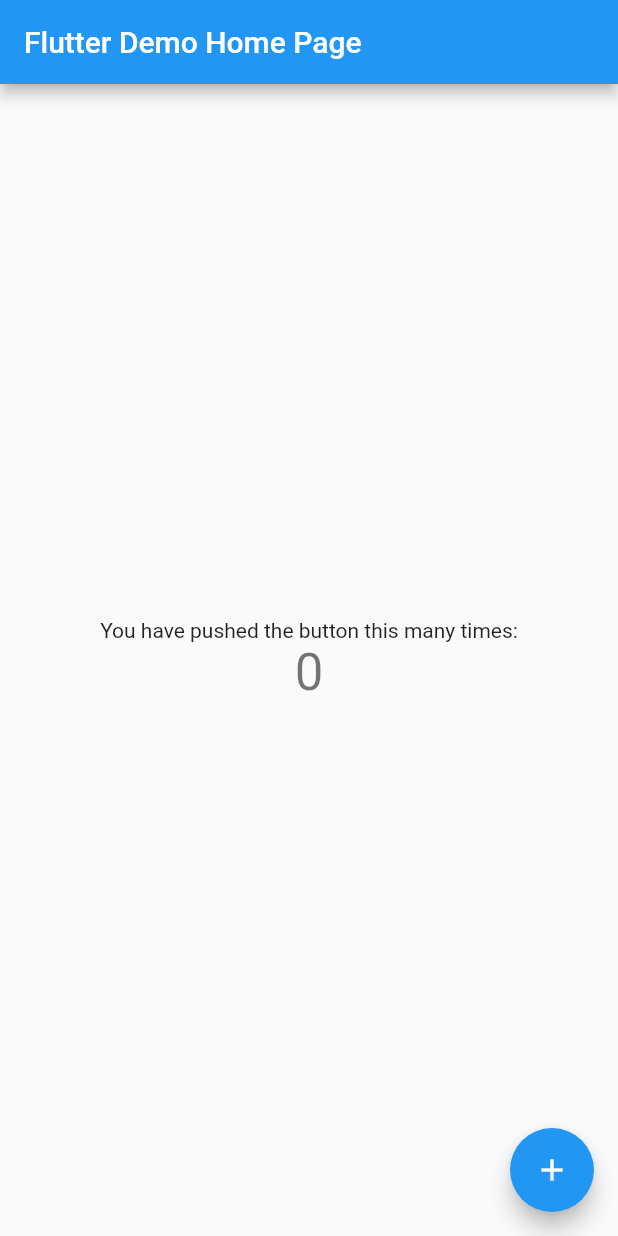
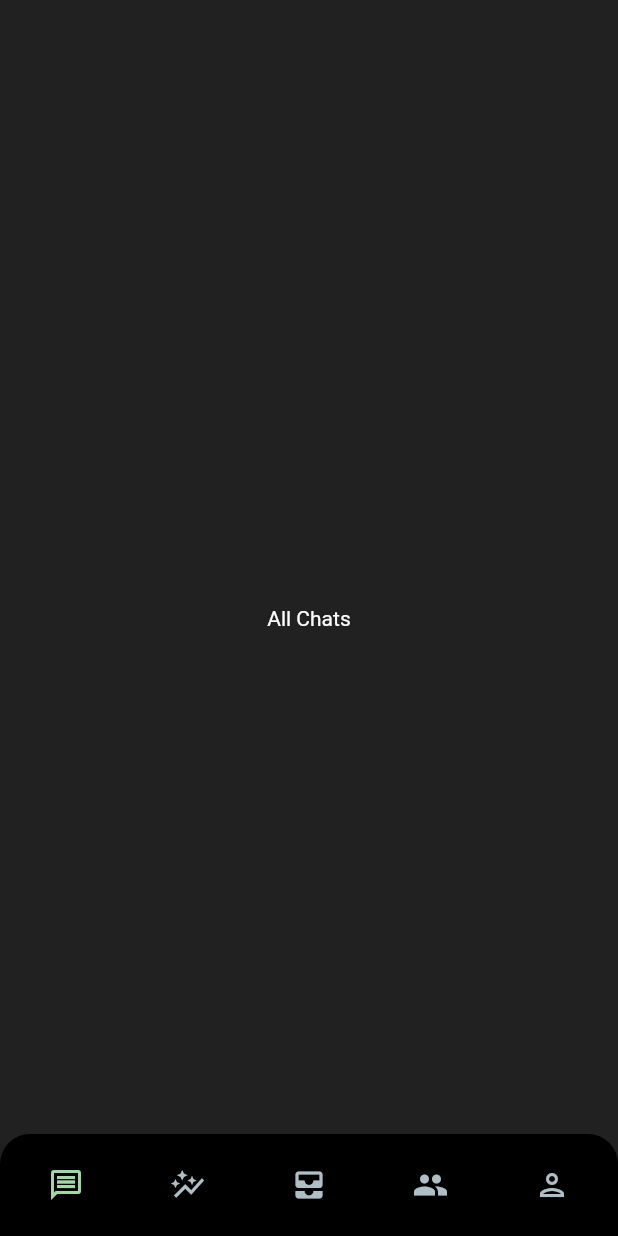
Before and after one commit to SilentCruzer/flutter_ui_collection, a Flutter app: the screen it shows after launch, on a phone screen of 412 x 824 dp. Run offline on Flutter 3.47's test engine with Material 2 defaults, Android fonts, the phone set to English and light mode, and no system bars; our stand-ins replace carousel_slider, date_picker_timeline, liquid_progress_indicator, percent_indicator, syncfusion_flutter_charts, syncfusion_flutter_gauges.

Commit message:
chat_ui: Adds custom bottom navbar

```diff
--- /dev/null
+++ b/chat_ui/lib/MainPages/AllChats.dart
@@ -0,0 +1,22 @@
+import 'package:flutter/cupertino.dart';
+import 'package:flutter/material.dart';
+
+class AllChats extends StatefulWidget {
+  const AllChats({Key? key}) : super(key: key);
+
+  @override
+  State<AllChats> createState() => _AllChatsState();
+}
+
+class _AllChatsState extends State<AllChats> {
+  @override
+  Widget build(BuildContext context) {
+    return Container(
+      child: Center(
+        child: Text("All Chats", style: TextStyle(
+          color: Colors.white,
+        ),),
+      ),
+    );
+  }
+}
--- a/chat_ui/lib/main.dart
+++ b/chat_ui/lib/main.dart
@@ -1,4 +1,6 @@
 import 'package:flutter/material.dart';
+
+import 'MainPages/AllChats.dart';
 
 void main() {
   runApp(const MyApp());
@@ -7,21 +9,12 @@
 class MyApp extends StatelessWidget {
   const MyApp({super.key});
 
-  // This widget is the root of your application.
   @override
   Widget build(BuildContext context) {
     return MaterialApp(
+      debugShowCheckedModeBanner: false,
       title: 'Flutter Demo',
       theme: ThemeData(
-        // This is the theme of your application.
-        //
-        // Try running your application with "flutter run". You'll see the
-        // application has a blue toolbar. Then, without quitting the app, try
-        // changing the primarySwatch below to Colors.green and then invoke
-        // "hot reload" (press "r" in the console where you ran "flutter run",
-        // or simply save your changes to "hot reload" in a Flutter IDE).
-        // Notice that the counter didn't reset back to zero; the application
-        // is not restarted.
         primarySwatch: Colors.blue,
       ),
       home: const MyHomePage(title: 'Flutter Demo Home Page'),
@@ -32,15 +25,6 @@
 class MyHomePage extends StatefulWidget {
   const MyHomePage({super.key, required this.title});
 
-  // This widget is the home page of your application. It is stateful, meaning
-  // that it has a State object (defined below) that contains fields that affect
-  // how it looks.
-
-  // This class is the configuration for the state. It holds the values (in this
-  // case the title) provided by the parent (in this case the App widget) and
-  // used by the build method of the State. Fields in a Widget subclass are
-  // always marked "final".
-
   final String title;
 
   @override
@@ -48,68 +32,100 @@
 }
 
 class _MyHomePageState extends State<MyHomePage> {
-  int _counter = 0;
+  int pageIndex = 0;
 
-  void _incrementCounter() {
-    setState(() {
-      // This call to setState tells the Flutter framework that something has
-      // changed in this State, which causes it to rerun the build method below
-      // so that the display can reflect the updated values. If we changed
-      // _counter without calling setState(), then the build method would not be
-      // called again, and so nothing would appear to happen.
-      _counter++;
-    });
-  }
+  final pages = [
+    const AllChats(),
+    const AllChats(),
+    const AllChats(),
+  ];
 
   @override
   Widget build(BuildContext context) {
-    // This method is rerun every time setState is called, for instance as done
-    // by the _incrementCounter method above.
-    //
-    // The Flutter framework has been optimized to make rerunning build methods
-    // fast, so that you can just rebuild anything that needs updating rather
-    // than having to individually change instances of widgets.
     return Scaffold(
-      appBar: AppBar(
-        // Here we take the value from the MyHomePage object that was created by
-        // the App.build method, and use it to set our appbar title.
-        title: Text(widget.title),
+      extendBody: true,
+      body: Container(
+        color: Colors.black87,
+        child: pages[pageIndex],
       ),
-      body: Center(
-        // Center is a layout widget. It takes a single child and positions it
-        // in the middle of the parent.
-        child: Column(
-          // Column is also a layout widget. It takes a list of children and
-          // arranges them vertically. By default, it sizes itself to fit its
-          // children horizontally, and tries to be as tall as its parent.
-          //
-          // Invoke "debug painting" (press "p" in the console, choose the
-          // "Toggle Debug Paint" action from the Flutter Inspector in Android
-          // Studio, or the "Toggle Debug Paint" command in Visual Studio Code)
-          // to see the wireframe for each widget.
-          //
-          // Column has various properties to control how it sizes itself and
-          // how it positions its children. Here we use mainAxisAlignment to
-          // center the children vertically; the main axis here is the vertical
-          // axis because Columns are vertical (the cross axis would be
-          // horizontal).
-          mainAxisAlignment: MainAxisAlignment.center,
-          children: <Widget>[
-            const Text(
-              'You have pushed the button this many times:',
+      bottomNavigationBar: ClipRRect(
+        borderRadius: BorderRadius.only(
+          topLeft: Radius.circular(20.0),
+          topRight: Radius.circular(20.0),
+        ),
+        child: BottomAppBar(
+          color: Colors.black,
+          //bottom navigation bar on scaffold
+          //shape of notch
+          notchMargin: 5,
+          //notche margin between floating button and bottom appbar
+          child: Padding(
+            padding: const EdgeInsets.only(top: 10, bottom: 10, left:20.0, right:20),
+            child: Row(
+              //children inside bottom appbar
+              mainAxisSize: MainAxisSize.max,
+              mainAxisAlignment: MainAxisAlignment.spaceBetween,
+              children: <Widget>[
+                IconButton(
+                  icon: Icon(
+                    Icons.message_outlined,
+                    color: pageIndex == 0  ? Colors.green.shade200 :Colors.blueGrey.shade200,
+                  ),
+                  onPressed: () {
+                    setState(() {
+                      pageIndex = 0;
+                    });
+                  },
+                ),
+                IconButton(
+                  icon: Icon(
+                    Icons.auto_graph_outlined,
+                    color: pageIndex == 1  ? Colors.green.shade200 :Colors.blueGrey.shade200,
+                  ),
+                  onPressed: () {
+                    setState(() {
+                      pageIndex = 1;
+                    });
+                  },
+                ),
+                IconButton(
+                  icon: Icon(
+                    Icons.all_inbox,
+                    color: pageIndex == 2  ? Colors.green.shade200 :Colors.blueGrey.shade200,
+                  ),
+                  onPressed: () {
+                    setState(() {
+                      pageIndex = 0;
+                    });
+                  },
+                ),
+                IconButton(
+                  icon: Icon(
+                    Icons.people,
+                    color: pageIndex == 3  ? Colors.green.shade200 :Colors.blueGrey.shade200,
+                  ),
+                  onPressed: () {
+                    setState(() {
+                      pageIndex = 1;
+                    });
+                  },
+                ),
+                IconButton(
+                  icon: Icon(
+                    Icons.person_outlined,
+                    color: pageIndex == 3  ? Colors.green.shade200 :Colors.blueGrey.shade200,
+                  ),
+                  onPressed: () {
+                    setState(() {
+                      pageIndex = 1;
+                    });
+                  },
+                ),
+              ],
             ),
-            Text(
-              '$_counter',
-              style: Theme.of(context).textTheme.headline4,
-            ),
-          ],
+          ),
         ),
       ),
-      floatingActionButton: FloatingActionButton(
-        onPressed: _incrementCounter,
-        tooltip: 'Increment',
-        child: const Icon(Icons.add),
-      ), // This trailing comma makes auto-formatting nicer for build methods.
     );
   }
 }
```
